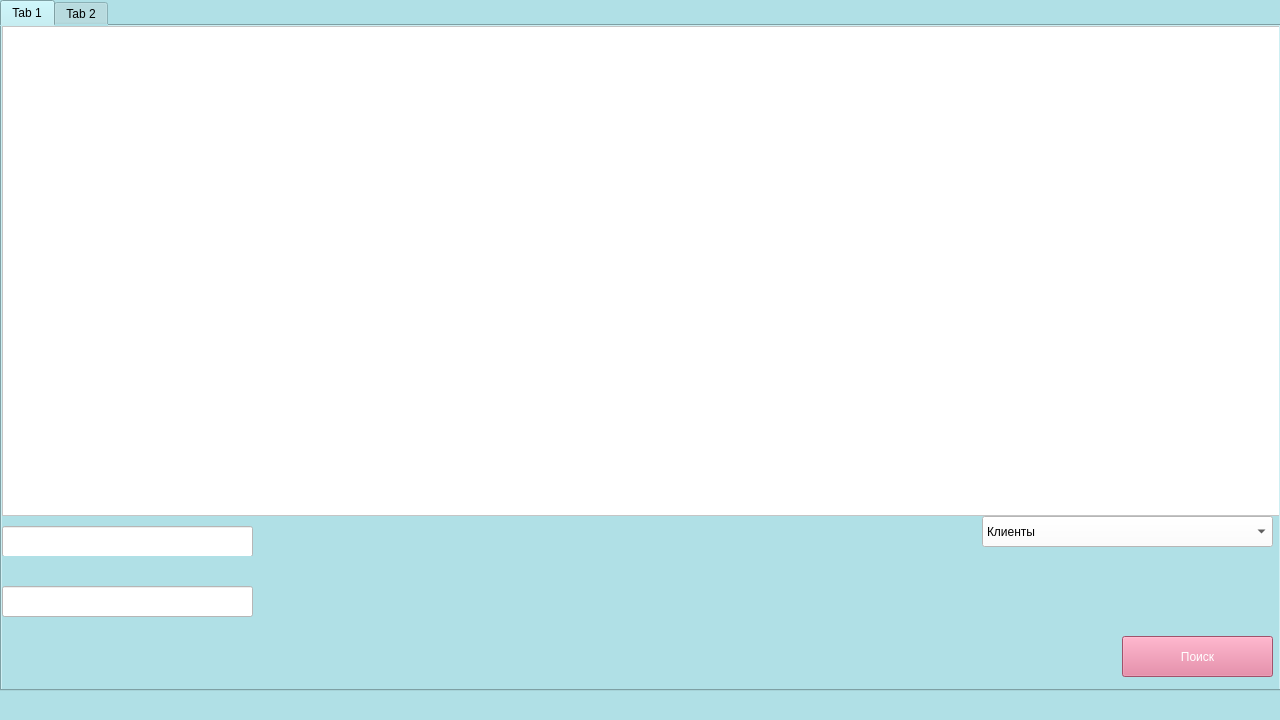
The window that studio.ui (polinalsn/studioIS) describes before a commit, drawn with Qt 5.
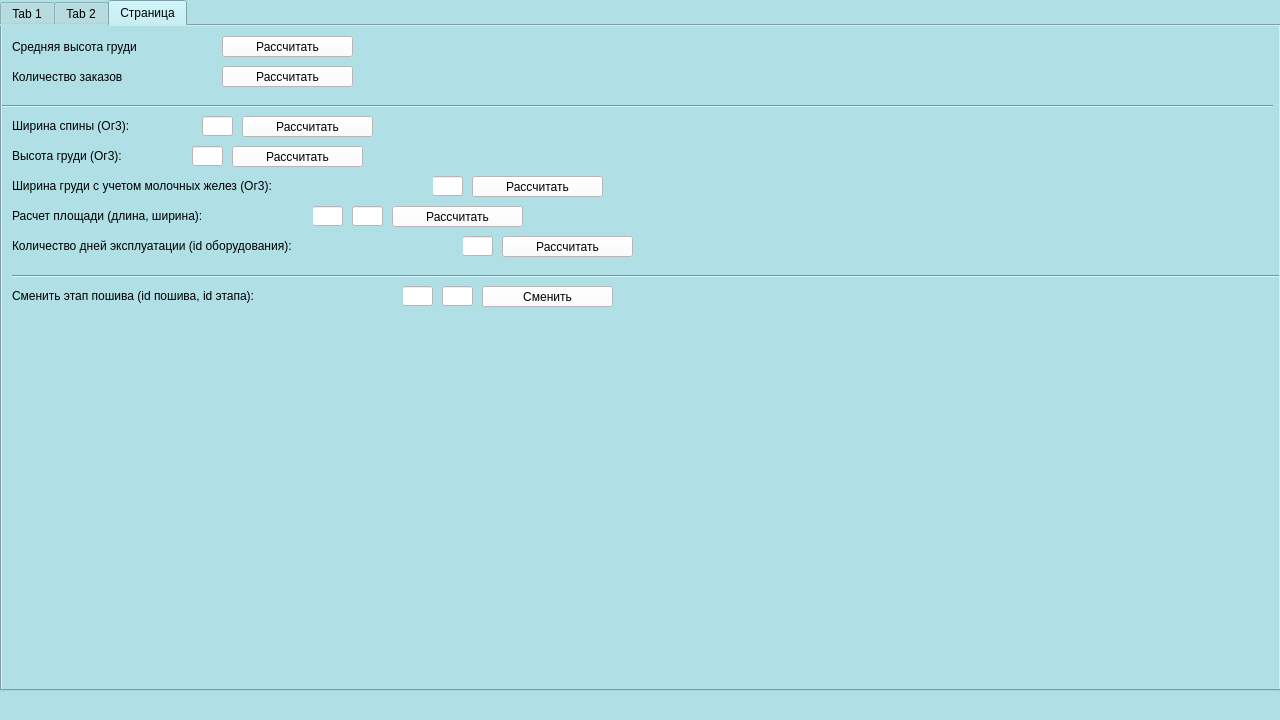
The same window after the commit. The open tabs and pages were chosen to show the change.

Commit message: Процедуры и функции

Patch:
```diff
--- a/studio.ui
+++ b/studio.ui
@@ -682,6 +682,421 @@
       </property>
      </widget>
     </widget>
+    <widget class="QWidget" name="tab_3">
+     <attribute name="title">
+      <string>Страница</string>
+     </attribute>
+     <widget class="QLabel" name="exLabel1">
+      <property name="geometry">
+       <rect>
+        <x>10</x>
+        <y>10</y>
+        <width>201</width>
+        <height>21</height>
+       </rect>
+      </property>
+      <property name="text">
+       <string>Средняя высота груди</string>
+      </property>
+     </widget>
+     <widget class="QPushButton" name="exBtn1">
+      <property name="geometry">
+       <rect>
+        <x>220</x>
+        <y>10</y>
+        <width>131</width>
+        <height>21</height>
+       </rect>
+      </property>
+      <property name="styleSheet">
+       <string notr="true">background-color: white;</string>
+      </property>
+      <property name="text">
+       <string>Рассчитать</string>
+      </property>
+     </widget>
+     <widget class="QPushButton" name="exBtn2">
+      <property name="geometry">
+       <rect>
+        <x>220</x>
+        <y>40</y>
+        <width>131</width>
+        <height>21</height>
+       </rect>
+      </property>
+      <property name="styleSheet">
+       <string notr="true">background-color: white;</string>
+      </property>
+      <property name="text">
+       <string>Рассчитать</string>
+      </property>
+     </widget>
+     <widget class="QLabel" name="exLabel2">
+      <property name="geometry">
+       <rect>
+        <x>10</x>
+        <y>40</y>
+        <width>201</width>
+        <height>21</height>
+       </rect>
+      </property>
+      <property name="text">
+       <string>Количество заказов</string>
+      </property>
+     </widget>
+     <widget class="Line" name="line">
+      <property name="geometry">
+       <rect>
+        <x>0</x>
+        <y>70</y>
+        <width>1271</width>
+        <height>20</height>
+       </rect>
+      </property>
+      <property name="orientation">
+       <enum>Qt::Horizontal</enum>
+      </property>
+     </widget>
+     <widget class="QLabel" name="exLabel3">
+      <property name="geometry">
+       <rect>
+        <x>10</x>
+        <y>90</y>
+        <width>191</width>
+        <height>20</height>
+       </rect>
+      </property>
+      <property name="text">
+       <string>Ширина спины (Ог3): </string>
+      </property>
+     </widget>
+     <widget class="QLineEdit" name="exLine1">
+      <property name="geometry">
+       <rect>
+        <x>200</x>
+        <y>90</y>
+        <width>31</width>
+        <height>20</height>
+       </rect>
+      </property>
+      <property name="styleSheet">
+       <string notr="true">background-color: white;</string>
+      </property>
+      <property name="text">
+       <string/>
+      </property>
+      <property name="readOnly">
+       <bool>false</bool>
+      </property>
+     </widget>
+     <widget class="QPushButton" name="exBtn3">
+      <property name="geometry">
+       <rect>
+        <x>240</x>
+        <y>90</y>
+        <width>131</width>
+        <height>21</height>
+       </rect>
+      </property>
+      <property name="styleSheet">
+       <string notr="true">background-color: white;</string>
+      </property>
+      <property name="text">
+       <string>Рассчитать</string>
+      </property>
+     </widget>
+     <widget class="QLabel" name="exLabel4">
+      <property name="geometry">
+       <rect>
+        <x>10</x>
+        <y>120</y>
+        <width>181</width>
+        <height>20</height>
+       </rect>
+      </property>
+      <property name="text">
+       <string>Высота груди (Ог3): </string>
+      </property>
+     </widget>
+     <widget class="QPushButton" name="exBtn4">
+      <property name="geometry">
+       <rect>
+        <x>230</x>
+        <y>120</y>
+        <width>131</width>
+        <height>21</height>
+       </rect>
+      </property>
+      <property name="styleSheet">
+       <string notr="true">background-color: white;</string>
+      </property>
+      <property name="text">
+       <string>Рассчитать</string>
+      </property>
+     </widget>
+     <widget class="QLineEdit" name="exLine2">
+      <property name="geometry">
+       <rect>
+        <x>190</x>
+        <y>120</y>
+        <width>31</width>
+        <height>20</height>
+       </rect>
+      </property>
+      <property name="styleSheet">
+       <string notr="true">background-color: white;</string>
+      </property>
+      <property name="text">
+       <string/>
+      </property>
+      <property name="readOnly">
+       <bool>false</bool>
+      </property>
+     </widget>
+     <widget class="QLineEdit" name="exLine3">
+      <property name="geometry">
+       <rect>
+        <x>430</x>
+        <y>150</y>
+        <width>31</width>
+        <height>20</height>
+       </rect>
+      </property>
+      <property name="styleSheet">
+       <string notr="true">background-color: white;</string>
+      </property>
+      <property name="text">
+       <string/>
+      </property>
+      <property name="readOnly">
+       <bool>false</bool>
+      </property>
+     </widget>
+     <widget class="QPushButton" name="exBtn5">
+      <property name="geometry">
+       <rect>
+        <x>470</x>
+        <y>150</y>
+        <width>131</width>
+        <height>21</height>
+       </rect>
+      </property>
+      <property name="styleSheet">
+       <string notr="true">background-color: white;</string>
+      </property>
+      <property name="text">
+       <string>Рассчитать</string>
+      </property>
+     </widget>
+     <widget class="QLabel" name="exLabel5">
+      <property name="geometry">
+       <rect>
+        <x>10</x>
+        <y>150</y>
+        <width>421</width>
+        <height>20</height>
+       </rect>
+      </property>
+      <property name="text">
+       <string>Ширина груди с учетом молочных желез (Ог3): </string>
+      </property>
+     </widget>
+     <widget class="QLineEdit" name="exLine4">
+      <property name="geometry">
+       <rect>
+        <x>310</x>
+        <y>180</y>
+        <width>31</width>
+        <height>20</height>
+       </rect>
+      </property>
+      <property name="styleSheet">
+       <string notr="true">background-color: white;</string>
+      </property>
+      <property name="text">
+       <string/>
+      </property>
+      <property name="readOnly">
+       <bool>false</bool>
+      </property>
+     </widget>
+     <widget class="QPushButton" name="exBtn6">
+      <property name="geometry">
+       <rect>
+        <x>390</x>
+        <y>180</y>
+        <width>131</width>
+        <height>21</height>
+       </rect>
+      </property>
+      <property name="styleSheet">
+       <string notr="true">background-color: white;</string>
+      </property>
+      <property name="text">
+       <string>Рассчитать</string>
+      </property>
+     </widget>
+     <widget class="QLabel" name="exLabel6">
+      <property name="geometry">
+       <rect>
+        <x>10</x>
+        <y>180</y>
+        <width>301</width>
+        <height>20</height>
+       </rect>
+      </property>
+      <property name="text">
+       <string>Расчет площади (длина, ширина): </string>
+      </property>
+     </widget>
+     <widget class="QPushButton" name="exBtn7">
+      <property name="geometry">
+       <rect>
+        <x>500</x>
+        <y>210</y>
+        <width>131</width>
+        <height>21</height>
+       </rect>
+      </property>
+      <property name="styleSheet">
+       <string notr="true">background-color: white;</string>
+      </property>
+      <property name="text">
+       <string>Рассчитать</string>
+      </property>
+     </widget>
+     <widget class="QLineEdit" name="exLine6">
+      <property name="geometry">
+       <rect>
+        <x>460</x>
+        <y>210</y>
+        <width>31</width>
+        <height>20</height>
+       </rect>
+      </property>
+      <property name="styleSheet">
+       <string notr="true">background-color: white;</string>
+      </property>
+      <property name="text">
+       <string/>
+      </property>
+      <property name="readOnly">
+       <bool>false</bool>
+      </property>
+     </widget>
+     <widget class="QLabel" name="exLabel7">
+      <property name="geometry">
+       <rect>
+        <x>10</x>
+        <y>210</y>
+        <width>451</width>
+        <height>20</height>
+       </rect>
+      </property>
+      <property name="text">
+       <string>Количество дней эксплуатации (id оборудования): </string>
+      </property>
+     </widget>
+     <widget class="QLineEdit" name="exLine5">
+      <property name="geometry">
+       <rect>
+        <x>350</x>
+        <y>180</y>
+        <width>31</width>
+        <height>20</height>
+       </rect>
+      </property>
+      <property name="styleSheet">
+       <string notr="true">background-color: white;</string>
+      </property>
+      <property name="text">
+       <string/>
+      </property>
+      <property name="readOnly">
+       <bool>false</bool>
+      </property>
+     </widget>
+     <widget class="Line" name="line_2">
+      <property name="geometry">
+       <rect>
+        <x>10</x>
+        <y>240</y>
+        <width>1271</width>
+        <height>20</height>
+       </rect>
+      </property>
+      <property name="orientation">
+       <enum>Qt::Horizontal</enum>
+      </property>
+     </widget>
+     <widget class="QLineEdit" name="exLine8">
+      <property name="geometry">
+       <rect>
+        <x>440</x>
+        <y>260</y>
+        <width>31</width>
+        <height>20</height>
+       </rect>
+      </property>
+      <property name="styleSheet">
+       <string notr="true">background-color: white;</string>
+      </property>
+      <property name="text">
+       <string/>
+      </property>
+      <property name="readOnly">
+       <bool>false</bool>
+      </property>
+     </widget>
+     <widget class="QPushButton" name="exBtn8">
+      <property name="geometry">
+       <rect>
+        <x>480</x>
+        <y>260</y>
+        <width>131</width>
+        <height>21</height>
+       </rect>
+      </property>
+      <property name="styleSheet">
+       <string notr="true">background-color: white;</string>
+      </property>
+      <property name="text">
+       <string>Сменить</string>
+      </property>
+     </widget>
+     <widget class="QLineEdit" name="exLine7">
+      <property name="geometry">
+       <rect>
+        <x>400</x>
+        <y>260</y>
+        <width>31</width>
+        <height>20</height>
+       </rect>
+      </property>
+      <property name="styleSheet">
+       <string notr="true">background-color: white;</string>
+      </property>
+      <property name="text">
+       <string/>
+      </property>
+      <property name="readOnly">
+       <bool>false</bool>
+      </property>
+     </widget>
+     <widget class="QLabel" name="exLabel8">
+      <property name="geometry">
+       <rect>
+        <x>10</x>
+        <y>260</y>
+        <width>391</width>
+        <height>20</height>
+       </rect>
+      </property>
+      <property name="text">
+       <string>Сменить этап пошива (id пошива, id этапа):</string>
+      </property>
+     </widget>
+    </widget>
    </widget>
   </widget>
   <widget class="QStatusBar" name="statusbar">
```
The commit also changes 2 other files.
